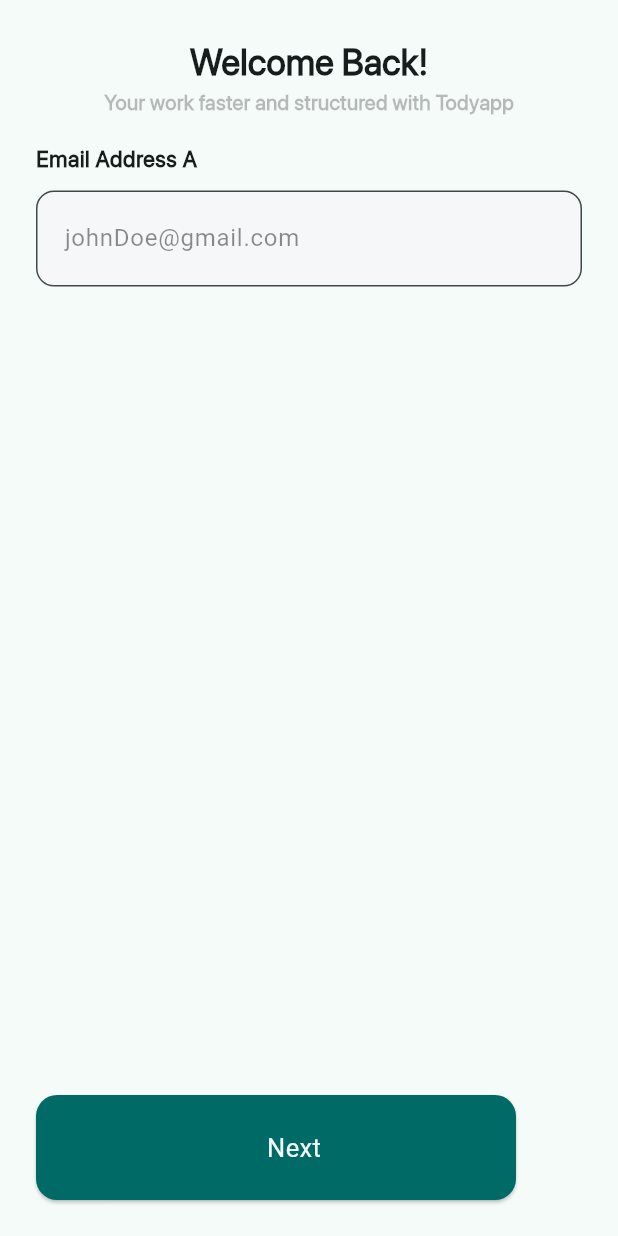
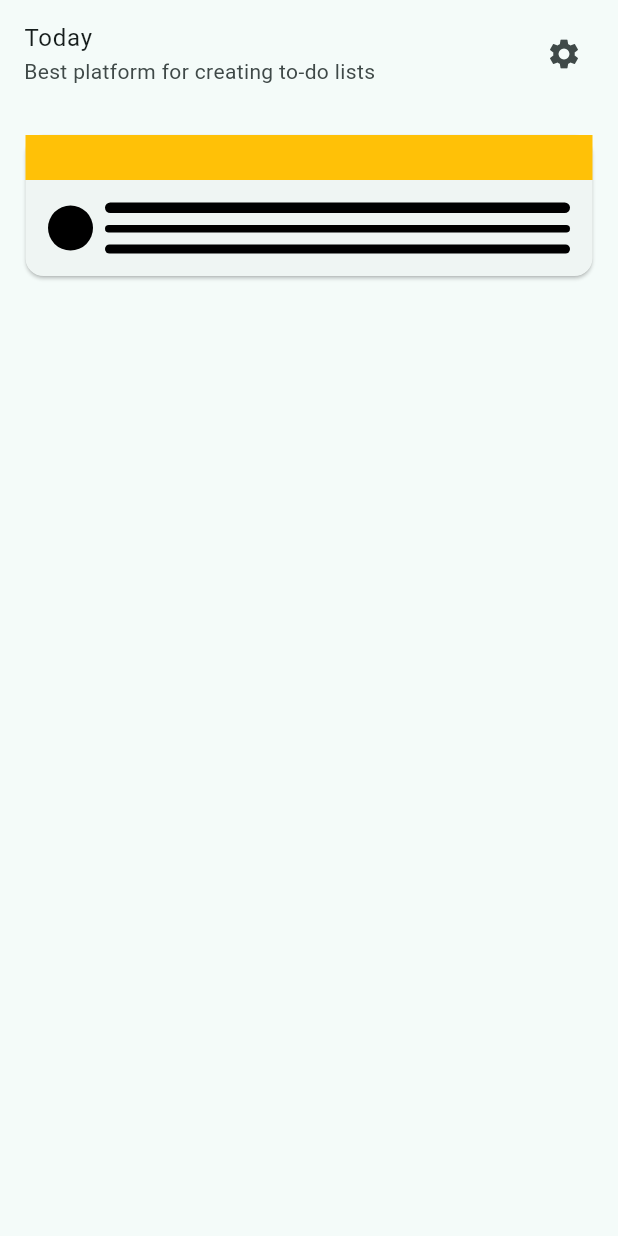
Before and after one commit to koko-maria/Todo, a Flutter app: the screen it shows after launch, on a phone screen of 412 x 824 dp. Run offline on Flutter 3.47's test engine with Material 2 defaults, Android fonts, the phone set to English and light mode, and no system bars; our stand-ins replace iconly; missing offline and left inert: text_divider.

Commit message:
Changed and added screen

```diff
--- /dev/null
+++ b/lib/Screens/create_task.dart
@@ -0,0 +1,72 @@
+import 'package:flutter/material.dart';
+
+class CreateTask extends StatelessWidget {
+  const CreateTask({super.key});
+
+  @override
+  Widget build(BuildContext context) {
+    return  Scaffold(
+     body: SafeArea(
+          child: Column(
+        children: [
+          const ListTile(
+            title: Text("Today"),
+            subtitle: Text("Best platform for creating to-do lists"),
+            trailing: Icon(Icons.settings),
+          ), Card(
+            margin: const EdgeInsets.symmetric(vertical: 18, horizontal: 17),
+            child: Column(
+              children: [
+                Container(
+                  height: 30,
+                  decoration: const BoxDecoration(color: Colors.amber),
+                ),
+                Padding(
+                  padding: const EdgeInsets.all(15.0),
+                  child: Row(mainAxisAlignment: MainAxisAlignment.spaceBetween,
+                    children: [
+                      Container(
+                          height: 30,
+                          width: 30,
+                          decoration: BoxDecoration(
+                            color: Colors.black,
+                            borderRadius: BorderRadius.circular(50),
+                          )),const SizedBox(width: 8,),
+                      Expanded(
+                        child: Column(
+                          children: [
+                            Container(
+                                height: 7,
+                                width: double.infinity,
+                                decoration: BoxDecoration(
+                                  color: Colors.black,
+                                  borderRadius: BorderRadius.circular(5),
+                                )), const SizedBox(height: 8,),
+                            Container(
+                                height: 5,
+                                width: double.infinity,
+                                decoration: BoxDecoration(
+                                  color: Colors.black,
+                                  borderRadius: BorderRadius.circular(5),
+                                )),const SizedBox(height: 8,),
+                            Container(
+                                height: 6,
+                                width: double.infinity,
+                                decoration: BoxDecoration(
+                                  color: Colors.black,
+                                  borderRadius: BorderRadius.circular(5),
+                                )),
+                          ],
+                        ),
+                      )
+                    ],
+                  ),
+                )
+              ],
+            ),
+          ),
+        ],
+      )),
+    );
+  }
+}
--- a/lib/Screens/email_screen.dart
+++ b/lib/Screens/email_screen.dart
@@ -42,7 +42,7 @@ class _EmailScreenState extends State<EmailScreen> {
             const SizedBox(
               height: 18,
             ),
-            Text("Email Address A",
+            Text("Email Address",
 
                 style: Theme.of(context).textTheme.bodySmall!.copyWith(
                       fontFamily: "SF-Pro-Display",
@@ -64,7 +64,8 @@ class _EmailScreenState extends State<EmailScreen> {
               }, autofillHints: [AutofillHints.email],
             ),
             const Spacer(),
-            Elevated(
+            Center(
+              child: Elevated(
                 icons: null,
                 text: "Next",
                 width: 320.0,
@@ -73,6 +74,7 @@ class _EmailScreenState extends State<EmailScreen> {
                 textColor: Theme.of(context).colorScheme.background,
                 onPressed: () {},
               ),
+            ),
           ],
         ),
       )),
--- a/lib/main.dart
+++ b/lib/main.dart
@@ -1,7 +1,9 @@
 
 import 'package:flutter/material.dart';
-import 'package:todoy/Screens/create_account.dart';
-import 'package:todoy/Screens/email_screen.dart';
+import 'package:todoy/Screens/Choose_theme.dart';
+import 'package:todoy/Screens/create_task.dart';
+
+import 'package:todoy/data/data.dart';
 
 void main() {
   runApp(const MyApp());
@@ -20,7 +22,7 @@ class MyApp extends StatelessWidget {
         colorScheme: ColorScheme.fromSeed(seedColor: const Color(0xff24A19C)),
         useMaterial3: true,
       ),
-      home: const EmailScreen()
+      home: const CreateTask()
     );
   }
 }
```
Also changed, not shown: lib/Screens/Choose_theme.dart (added, +70 -0 lines), lib/Screens/sign_up.dart (+59 -12 lines), lib/data/colorTheme.dart (added, +12 -0 lines), lib/data/data.dart (added, +13 -0 lines), lib/widget/signup_form.dart (deleted, +0 -18 lines). Lines whose indentation alone changed are shown as unchanged.
